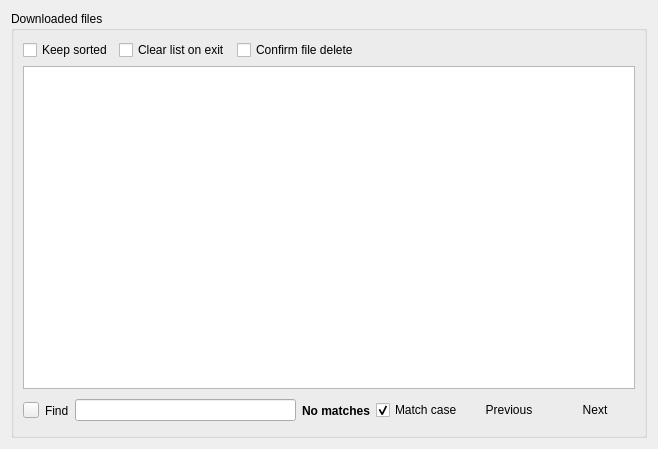
Before: the Qt Designer form app/gui/files.ui in ensisoft/newsflash-plus, drawn with Qt 5.
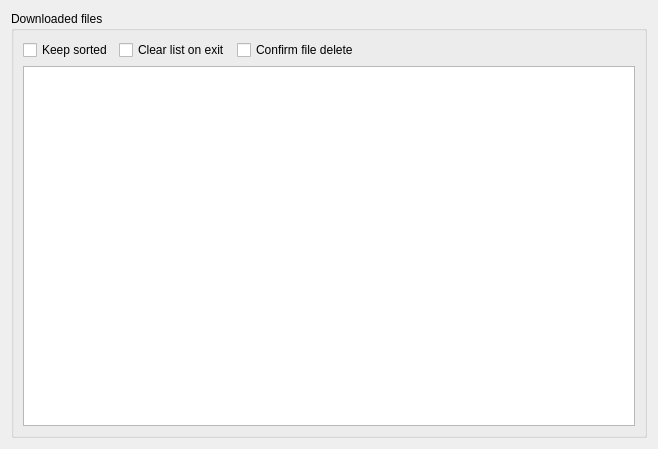
After: the same form once the commit is applied. Icons and pictures are not drawn.

What changed in the file:
```diff
--- a/app/gui/files.ui
+++ b/app/gui/files.ui
@@ -111,118 +111,6 @@
         </attribute>
        </widget>
       </item>
-      <item row="2" column="0">
-       <widget class="QWidget" name="findContainer" native="true">
-        <layout class="QGridLayout" name="gridLayout_7">
-         <property name="margin">
-          <number>0</number>
-         </property>
-         <item row="0" column="0">
-          <layout class="QHBoxLayout" name="horizontalLayout_4">
-           <item>
-            <widget class="QPushButton" name="btnCloseFind">
-             <property name="sizePolicy">
-              <sizepolicy hsizetype="MinimumExpanding" vsizetype="Preferred">
-               <horstretch>0</horstretch>
-               <verstretch>0</verstretch>
-              </sizepolicy>
-             </property>
-             <property name="maximumSize">
-              <size>
-               <width>16</width>
-               <height>16</height>
-              </size>
-             </property>
-             <property name="text">
-              <string/>
-             </property>
-             <property name="icon">
-              <iconset resource="resource.qrc">
-               <normaloff>:/resource/16x16_ico_png/ico_close.png</normaloff>:/resource/16x16_ico_png/ico_close.png</iconset>
-             </property>
-             <property name="flat">
-              <bool>false</bool>
-             </property>
-            </widget>
-           </item>
-           <item>
-            <widget class="QLabel" name="label_4">
-             <property name="minimumSize">
-              <size>
-               <width>0</width>
-               <height>31</height>
-              </size>
-             </property>
-             <property name="maximumSize">
-              <size>
-               <width>16777215</width>
-               <height>31</height>
-              </size>
-             </property>
-             <property name="text">
-              <string>Find</string>
-             </property>
-            </widget>
-           </item>
-           <item>
-            <widget class="QLineEdit" name="editFind"/>
-           </item>
-           <item>
-            <widget class="QLabel" name="label">
-             <property name="font">
-              <font>
-               <weight>75</weight>
-               <bold>true</bold>
-              </font>
-             </property>
-             <property name="text">
-              <string>No matches</string>
-             </property>
-            </widget>
-           </item>
-           <item>
-            <widget class="QCheckBox" name="chkMatchCase">
-             <property name="text">
-              <string>Match case</string>
-             </property>
-             <property name="checked">
-              <bool>true</bool>
-             </property>
-            </widget>
-           </item>
-           <item>
-            <widget class="QPushButton" name="btnFindPrev">
-             <property name="text">
-              <string>Previous</string>
-             </property>
-             <property name="icon">
-              <iconset resource="resource.qrc">
-               <normaloff>:/resource/16x16_ico_png/ico_find_prev.png</normaloff>:/resource/16x16_ico_png/ico_find_prev.png</iconset>
-             </property>
-             <property name="flat">
-              <bool>true</bool>
-             </property>
-            </widget>
-           </item>
-           <item>
-            <widget class="QPushButton" name="btnFindNext">
-             <property name="text">
-              <string>Next</string>
-             </property>
-             <property name="icon">
-              <iconset resource="resource.qrc">
-               <normaloff>:/resource/16x16_ico_png/ico_find_next.png</normaloff>:/resource/16x16_ico_png/ico_find_next.png</iconset>
-             </property>
-             <property name="flat">
-              <bool>true</bool>
-             </property>
-            </widget>
-           </item>
-          </layout>
-         </item>
-        </layout>
-       </widget>
-      </item>
      </layout>
     </widget>
    </item>
```
Left out of the diff: 5 changed lines with no effect on the pictures.
